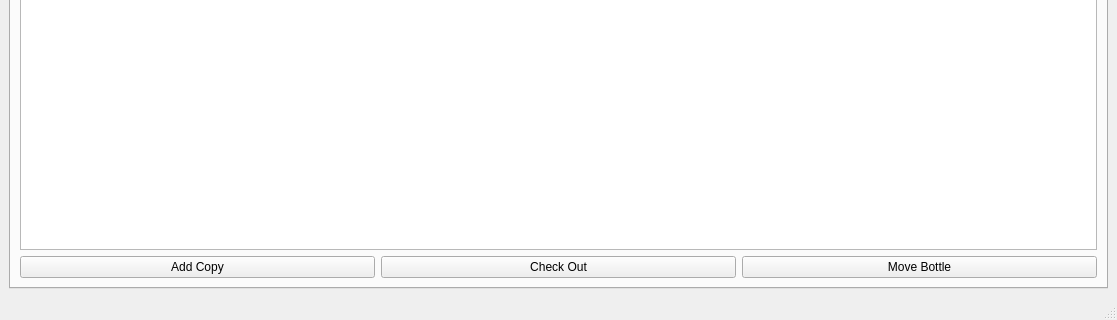
This is interface.ui in sailorbob134280/Vinny as Qt 5 draws it before an edit; both pictures show x 0 to 1117 and y 496 to 816 of the 1117 by 816 pixel window. The edited form follows.
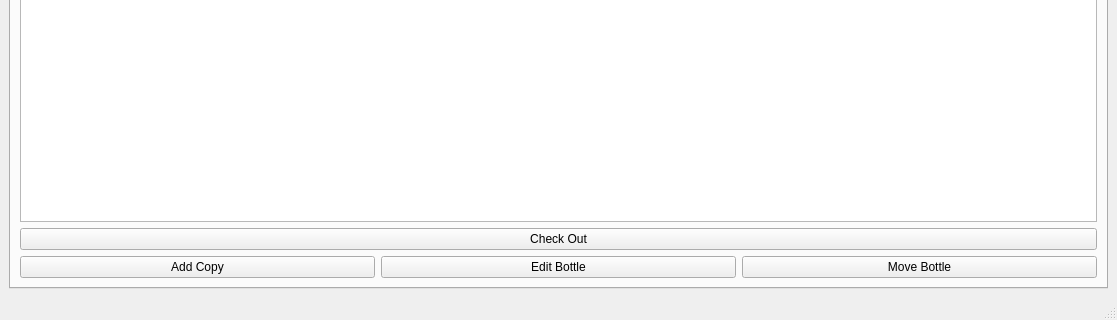
This is the edited form. The open tabs and pages were chosen to show the change. Icons and pictures are not drawn.

Patch:
```diff
--- a/interface.ui
+++ b/interface.ui
@@ -174,6 +174,17 @@
         <item>
          <widget class="QTableView" name="invTable"/>
         </item>
+        <item>
+         <widget class="QPushButton" name="check_out">
+          <property name="text">
+           <string>Check Out</string>
+          </property>
+          <property name="icon">
+           <iconset resource="resources/icons/icons.qrc">
+            <normaloff>:/Wine/wine/icons8-wine-bottle-52.png</normaloff>:/Wine/wine/icons8-wine-bottle-52.png</iconset>
+          </property>
+         </widget>
+        </item>
         <item>
          <layout class="QHBoxLayout" name="horizontalLayout_6">
           <item>
@@ -184,13 +195,9 @@
            </widget>
           </item>
           <item>
-           <widget class="QPushButton" name="check_out">
+           <widget class="QPushButton" name="pushButton_8">
             <property name="text">
-             <string>Check Out</string>
-            </property>
-            <property name="icon">
-             <iconset resource="resources/icons/icons.qrc">
-              <normaloff>:/Wine/wine/icons8-wine-bottle-52.png</normaloff>:/Wine/wine/icons8-wine-bottle-52.png</iconset>
+             <string>Edit Bottle</string>
             </property>
            </widget>
           </item>
```
Left out of the diff: 2 changed lines with no effect on the pictures.
